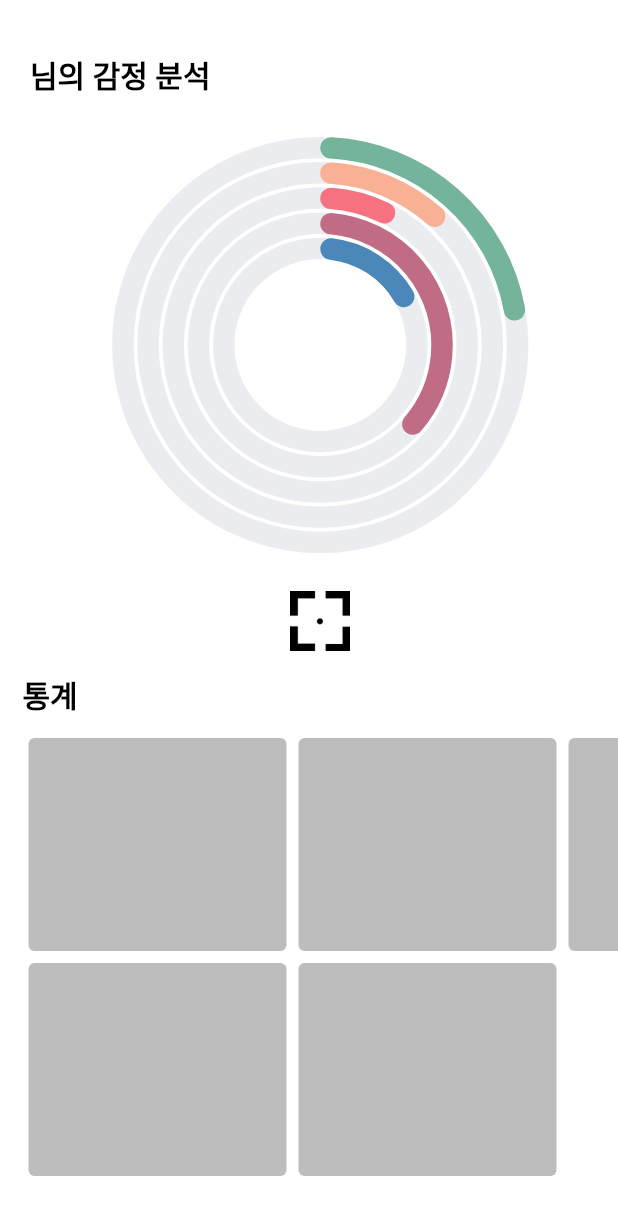
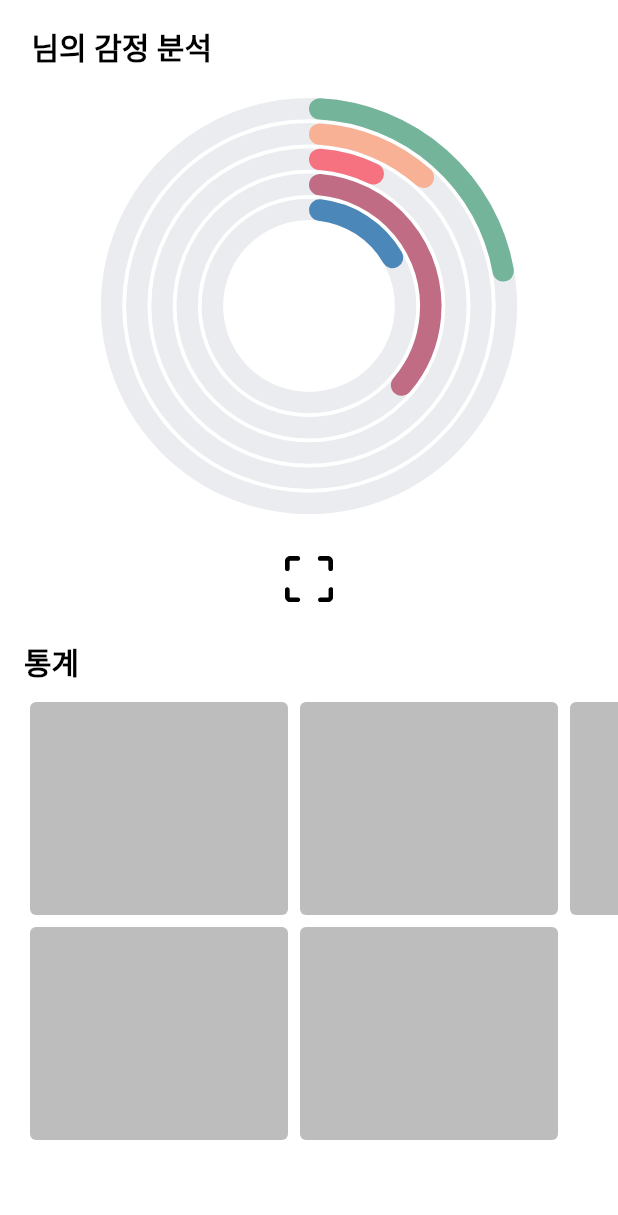
Before and after one commit to PEEP-Pick-Expression-Emotional-Playlist/PEEP, a Flutter app: the HomePage screen opened directly, on a phone screen of 412 x 824 dp. Shown: the top 1215 px of the screen. Run offline on Flutter 3.47's test engine with Material 2 defaults, Android fonts, the light colour scheme and no system bars; our stand-ins replace expansion_tile_card, firebase_auth, firebase_core, firebase_database, flutter_svg, font_awesome_flutter and 7 more; missing offline and left inert: audio_session, youtube_explode_dart; accounts and stored records are empty.

Commit message:
Replaced Icons

```diff
--- a/peep/lib/app_frame.dart
+++ b/peep/lib/app_frame.dart
@@ -1,6 +1,7 @@
 import 'package:firebase_database/firebase_database.dart';
 import 'package:firebase_auth/firebase_auth.dart';
 import 'package:flutter/material.dart';
+import 'package:flutter_svg/flutter_svg.dart';
 import 'package:image_picker/image_picker.dart';
 import 'package:path_provider/path_provider.dart';
 import 'package:peep/sub/home_page.dart';
@@ -136,9 +137,9 @@ class _AppFrameState extends State<AppFrame>
         BottomNavigationBar(
           currentIndex: screenIndex,
           items: [
-            BottomNavigationBarItem(icon: Icon(Icons.home), label: '홈'),
-            BottomNavigationBarItem(icon: Icon(Icons.search), label: '검색'),
-            BottomNavigationBarItem(icon: Icon(Icons.person), label: 'MY'),
+            BottomNavigationBarItem(icon: SvgPicture.asset('assets/icons/home.svg'), label: '홈'),
+            BottomNavigationBarItem(icon: SvgPicture.asset('assets/icons/search.svg'), label: '검색'),
+            BottomNavigationBarItem(icon: SvgPicture.asset('assets/icons/folder.svg'), label: 'MY'),
           ],
           onTap: (value) {
             setState(() {
--- a/peep/lib/sub/home_page.dart
+++ b/peep/lib/sub/home_page.dart
@@ -1,4 +1,5 @@
 import 'package:flutter/material.dart';
+import 'package:flutter_svg/svg.dart';
 import 'package:peep/home/emotion_chart.dart';
 import 'package:peep/home/play_cards.dart';
 import 'package:firebase_auth/firebase_auth.dart';
@@ -38,14 +39,17 @@ class _HomePageState extends State<HomePage> {
     }
     return Scaffold(
       backgroundColor: Colors.white,
-      body: Padding(
-        padding: EdgeInsets.fromLTRB(15.0, 35.0, 0.0, 0.0),
-        child: SingleChildScrollView(
+      body: SingleChildScrollView(
           child: Container(
               child: Column(
         crossAxisAlignment: CrossAxisAlignment.start,
         children: <Widget>[
-            Text(
+          SizedBox(
+            height: 16.0,
+          ),
+          Padding(
+            padding: EdgeInsets.only(left: 16.0),
+            child: Text(
               //회원정보 가져와서 회원 이름 + 님의 감정 분석
               name + ' 님의 감정 분석',
               style: TextStyle(
@@ -54,20 +58,22 @@ class _HomePageState extends State<HomePage> {
                 fontWeight: FontWeight.bold,
               ),
             ),
+          ),
           SizedBox(
-              height: 15.0,
+            height: 8.0,
           ),
           Center(
               child: EmotionChart(
             chartData: chartData,
           )),
           SizedBox(
-              height: 10.0,
+            height: 8.0,
           ),
           Center(
-                child: FlatButton(
-              child: Image.asset(
-                'assets/camera_0.png',
+              child: IconButton(
+            icon: SvgPicture.asset(
+              'assets/icons/camera_detection.svg',
+              height: 40,
               width: 40,
             ),
             onPressed: () {
@@ -82,9 +88,11 @@ class _HomePageState extends State<HomePage> {
             },
           )),
           SizedBox(
-              height: 10.0,
+            height: 16.0,
           ),
-            Text(
+          Padding(
+            padding: EdgeInsets.only(left: 16.0),
+            child: Text(
               '통계',
               style: TextStyle(
                 color: Colors.black,
@@ -92,10 +100,13 @@ class _HomePageState extends State<HomePage> {
                 fontWeight: FontWeight.bold,
               ),
             ),
+          ),
           SizedBox(
-              height: 10.0,
+            height: 8.0,
           ),
-            PlayCards(
+          Padding(
+              padding: EdgeInsets.only(left: 16.0),
+              child: PlayCards(
                 cards: [
                   Card(
                     color: Colors.black26,
@@ -118,10 +129,9 @@ class _HomePageState extends State<HomePage> {
                     shadowColor: Colors.transparent,
                   )
                 ],
-            ),
+              )),
         ],
       ))),
-      ),
     );
   }
 
```
Lines whose indentation alone changed are shown as unchanged.
